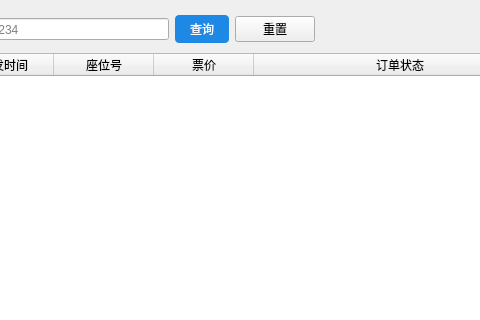
Above: ordermanager.ui from sheldonshi115/Flight_Tickets_System-FlyOver- before the change; both pictures show x 462 to 942 and y 0 to 320 of the 1024 by 720 pixel window. Below: the same form after it.
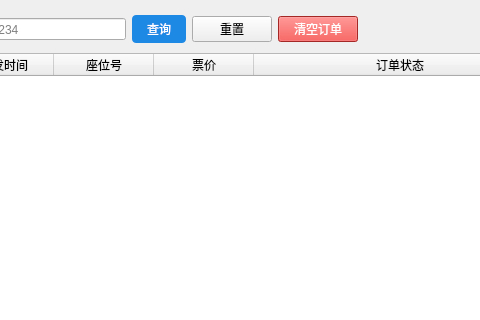
That is the form after the change.

```diff
--- a/ordermanager.ui
+++ b/ordermanager.ui
@@ -147,6 +147,25 @@
         </property>
        </widget>
       </item>
+      <item>
+       <widget class="QPushButton" name="btnClearAll">
+        <property name="cursor">
+         <cursorShape>PointingHandCursor</cursorShape>
+        </property>
+        <property name="text">
+         <string>清空订单</string>
+        </property>
+        <property name="styleSheet">
+         <string>QPushButton {
+    background-color: #E53935;
+    color: white;
+}
+QPushButton:hover {
+    background-color: #C62828;
+}</string>
+        </property>
+       </widget>
+      </item>
       <item>
        <spacer name="horizontalSpacer_Query">
         <property name="orientation">
```
